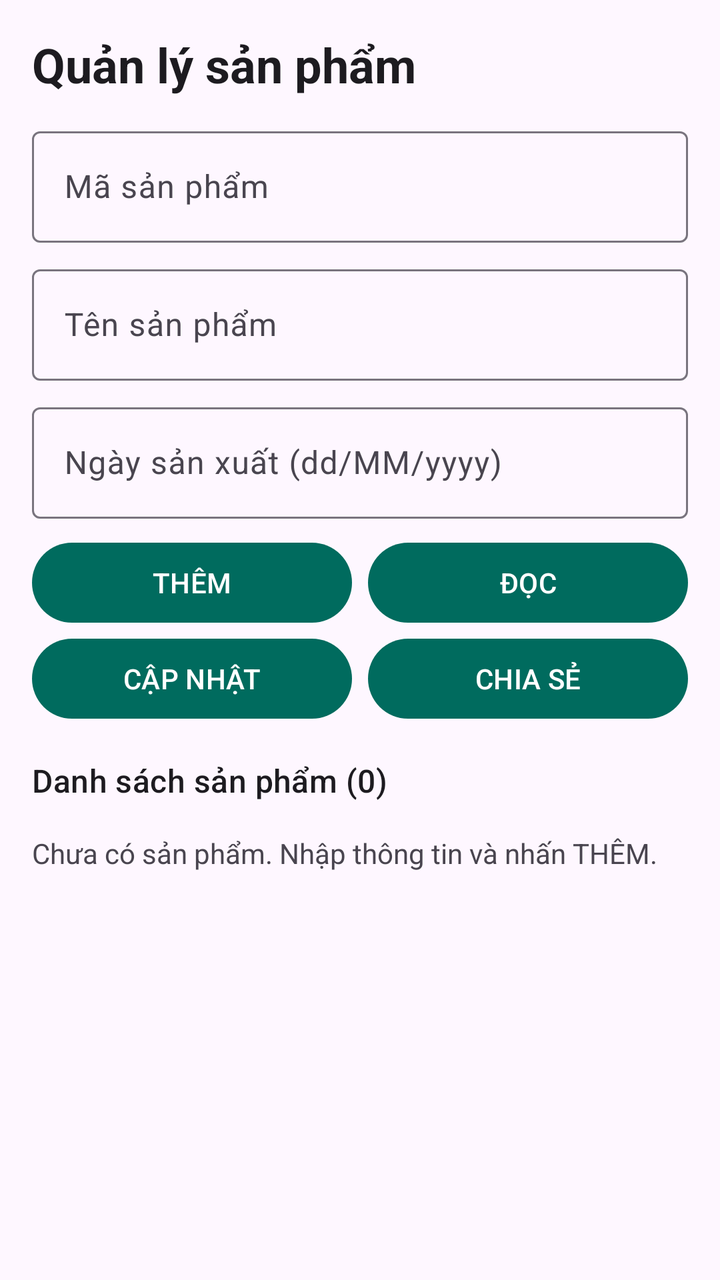
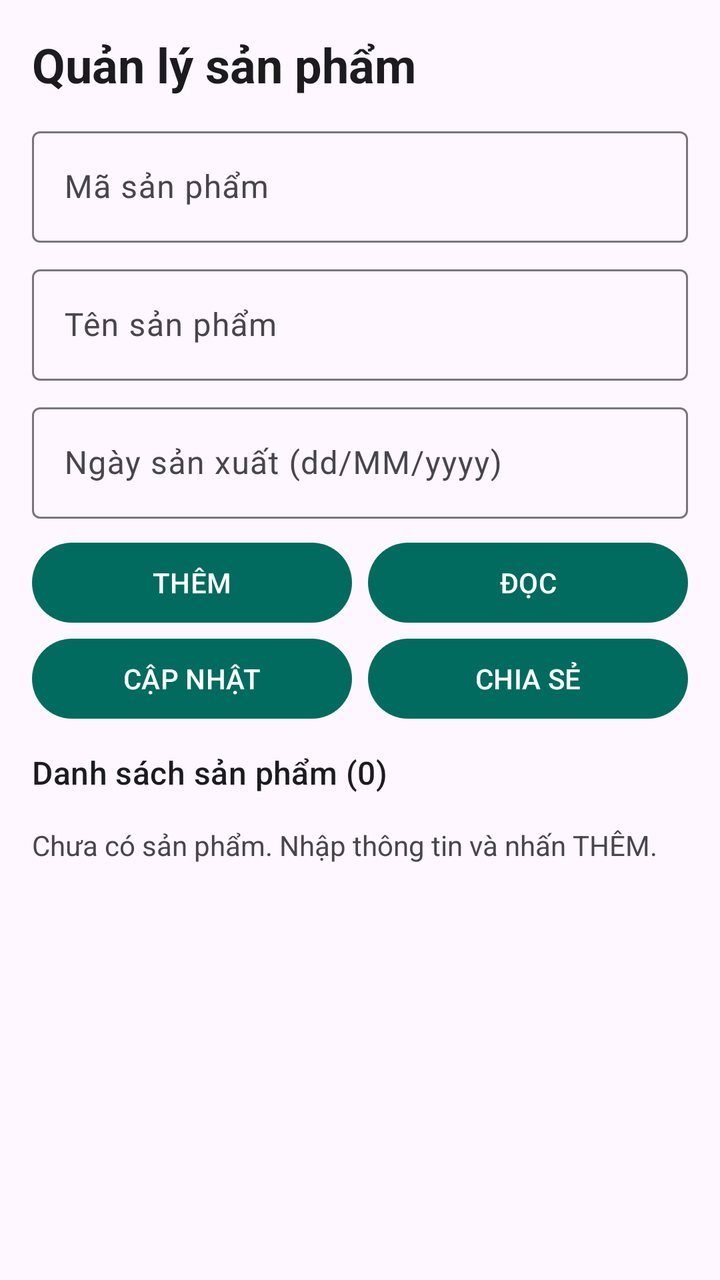

Two renders of the same Android screen: before a commit and after it. Below are the layout's source before the change and the commit's diff.
<!-- AndroidManifest.xml: application theme Theme.TX2 -->
<!-- res/layout/activity_main.xml -->
<?xml version="1.0" encoding="utf-8"?>
<LinearLayout xmlns:android="http://schemas.android.com/apk/res/android"
    android:id="@+id/main" android:layout_width="match_parent" android:layout_height="match_parent"
    android:orientation="vertical">
    <ScrollView android:layout_width="match_parent" android:layout_height="wrap_content"
        android:layout_gravity="top" android:fillViewport="true">
        <LinearLayout android:layout_width="match_parent" android:layout_height="wrap_content"
            android:orientation="vertical" android:padding="16dp">
            <TextView android:layout_width="match_parent" android:layout_height="wrap_content"
                android:text="Quản lý sản phẩm" android:textAppearance="?attr/textAppearanceHeadlineSmall"
                android:textStyle="bold" android:layout_marginBottom="12dp" />
            <com.google.android.material.textfield.TextInputLayout
                android:layout_width="match_parent" android:layout_height="wrap_content"
                android:hint="Mã sản phẩm">
                <com.google.android.material.textfield.TextInputEditText
                    android:id="@+id/edt_code" android:layout_width="match_parent"
                    android:layout_height="wrap_content" android:inputType="text"
                    android:maxLines="1" android:singleLine="true" />
            </com.google.android.material.textfield.TextInputLayout>
            <com.google.android.material.textfield.TextInputLayout
                android:layout_width="match_parent" android:layout_height="wrap_content"
                android:layout_marginTop="8dp" android:hint="Tên sản phẩm">
                <com.google.android.material.textfield.TextInputEditText
                    android:id="@+id/edt_name" android:layout_width="match_parent"
                    android:layout_height="wrap_content" android:inputType="textCapSentences"
                    android:singleLine="true" />
            </com.google.android.material.textfield.TextInputLayout>
            <com.google.android.material.textfield.TextInputLayout
                android:layout_width="match_parent" android:layout_height="wrap_content"
                android:layout_marginTop="8dp" android:hint="Ngày sản xuất (dd/MM/yyyy)">
                <com.google.android.material.textfield.TextInputEditText
                    android:id="@+id/edt_production_date" android:layout_width="match_parent"
                    android:layout_height="wrap_content" android:inputType="date"
                    android:singleLine="true" />
            </com.google.android.material.textfield.TextInputLayout>
            <LinearLayout android:layout_width="match_parent" android:layout_height="wrap_content"
                android:layout_marginTop="8dp" android:orientation="horizontal">
                <com.google.android.material.button.MaterialButton android:id="@+id/btn_add"
                    android:layout_width="0dp" android:layout_height="wrap_content"
                    android:layout_weight="1" android:layout_marginEnd="4dp" android:text="THÊM" />
                <com.google.android.material.button.MaterialButton android:id="@+id/btn_read"
                    android:layout_width="0dp" android:layout_height="wrap_content"
                    android:layout_weight="1" android:layout_marginStart="4dp" android:text="ĐỌC" />
            </LinearLayout>
            <LinearLayout android:layout_width="match_parent" android:layout_height="wrap_content"
                android:orientation="horizontal">
                <com.google.android.material.button.MaterialButton android:id="@+id/btn_update"
                    android:layout_width="0dp" android:layout_height="wrap_content"
                    android:layout_weight="1" android:layout_marginEnd="4dp" android:text="CẬP NHẬT" />
                <com.google.android.material.button.MaterialButton android:id="@+id/btn_share"
                    android:layout_width="0dp" android:layout_height="wrap_content"
                    android:layout_weight="1" android:layout_marginStart="4dp" android:text="CHIA SẺ" />
            </LinearLayout>
        </LinearLayout>
    </ScrollView>
    <TextView android:id="@+id/tv_count" android:layout_width="match_parent"
        android:layout_height="wrap_content" android:paddingHorizontal="16dp"
        android:text="Danh sách sản phẩm (0)" android:textAppearance="?attr/textAppearanceTitleMedium" />
    <TextView android:id="@+id/tv_empty" android:layout_width="match_parent"
        android:layout_height="wrap_content" android:padding="16dp"
        android:text="Chưa có sản phẩm. Nhập thông tin và nhấn THÊM." />
    <androidx.recyclerview.widget.RecyclerView android:id="@+id/rcv_products"
        android:layout_width="match_parent" android:layout_height="0dp"
        android:layout_weight="1" android:padding="12dp" android:clipToPadding="false" />
</LinearLayout>
<!-- resources referenced by this layout -->
<resources>
  <style name="Theme.TX2" parent="Theme.Material3.DayNight.NoActionBar"><item name="colorPrimary">#006B5E</item><item name="colorSecondary">#4A635D</item></style>
</resources>

<!-- the commit's change to res/layout/activity_main.xml (unified diff, before → after) -->
@@ -1,65 +1,153 @@
-<?xml version="1.0" encoding="utf-8"?>
-<LinearLayout xmlns:android="http://schemas.android.com/apk/res/android"
-    android:id="@+id/main" android:layout_width="match_parent" android:layout_height="match_parent"
-    android:orientation="vertical">
-    <ScrollView android:layout_width="match_parent" android:layout_height="wrap_content"
-        android:layout_gravity="top" android:fillViewport="true">
-        <LinearLayout android:layout_width="match_parent" android:layout_height="wrap_content"
-            android:orientation="vertical" android:padding="16dp">
-            <TextView android:layout_width="match_parent" android:layout_height="wrap_content"
-                android:text="Quản lý sản phẩm" android:textAppearance="?attr/textAppearanceHeadlineSmall"
-                android:textStyle="bold" android:layout_marginBottom="12dp" />
-            <com.google.android.material.textfield.TextInputLayout
-                android:layout_width="match_parent" android:layout_height="wrap_content"
-                android:hint="Mã sản phẩm">
-                <com.google.android.material.textfield.TextInputEditText
-                    android:id="@+id/edt_code" android:layout_width="match_parent"
-                    android:layout_height="wrap_content" android:inputType="text"
-                    android:maxLines="1" android:singleLine="true" />
-            </com.google.android.material.textfield.TextInputLayout>
-            <com.google.android.material.textfield.TextInputLayout
-                android:layout_width="match_parent" android:layout_height="wrap_content"
-                android:layout_marginTop="8dp" android:hint="Tên sản phẩm">
-                <com.google.android.material.textfield.TextInputEditText
-                    android:id="@+id/edt_name" android:layout_width="match_parent"
-                    android:layout_height="wrap_content" android:inputType="textCapSentences"
-                    android:singleLine="true" />
-            </com.google.android.material.textfield.TextInputLayout>
-            <com.google.android.material.textfield.TextInputLayout
-                android:layout_width="match_parent" android:layout_height="wrap_content"
-                android:layout_marginTop="8dp" android:hint="Ngày sản xuất (dd/MM/yyyy)">
-                <com.google.android.material.textfield.TextInputEditText
-                    android:id="@+id/edt_production_date" android:layout_width="match_parent"
-                    android:layout_height="wrap_content" android:inputType="date"
-                    android:singleLine="true" />
-            </com.google.android.material.textfield.TextInputLayout>
-            <LinearLayout android:layout_width="match_parent" android:layout_height="wrap_content"
-                android:layout_marginTop="8dp" android:orientation="horizontal">
-                <com.google.android.material.button.MaterialButton android:id="@+id/btn_add"
-                    android:layout_width="0dp" android:layout_height="wrap_content"
-                    android:layout_weight="1" android:layout_marginEnd="4dp" android:text="THÊM" />
-                <com.google.android.material.button.MaterialButton android:id="@+id/btn_read"
-                    android:layout_width="0dp" android:layout_height="wrap_content"
-                    android:layout_weight="1" android:layout_marginStart="4dp" android:text="ĐỌC" />
-            </LinearLayout>
-            <LinearLayout android:layout_width="match_parent" android:layout_height="wrap_content"
-                android:orientation="horizontal">
-                <com.google.android.material.button.MaterialButton android:id="@+id/btn_update"
-                    android:layout_width="0dp" android:layout_height="wrap_content"
-                    android:layout_weight="1" android:layout_marginEnd="4dp" android:text="CẬP NHẬT" />
-                <com.google.android.material.button.MaterialButton android:id="@+id/btn_share"
-                    android:layout_width="0dp" android:layout_height="wrap_content"
-                    android:layout_weight="1" android:layout_marginStart="4dp" android:text="CHIA SẺ" />
-            </LinearLayout>
-        </LinearLayout>
-    </ScrollView>
-    <TextView android:id="@+id/tv_count" android:layout_width="match_parent"
-        android:layout_height="wrap_content" android:paddingHorizontal="16dp"
-        android:text="Danh sách sản phẩm (0)" android:textAppearance="?attr/textAppearanceTitleMedium" />
-    <TextView android:id="@+id/tv_empty" android:layout_width="match_parent"
-        android:layout_height="wrap_content" android:padding="16dp"
-        android:text="Chưa có sản phẩm. Nhập thông tin và nhấn THÊM." />
-    <androidx.recyclerview.widget.RecyclerView android:id="@+id/rcv_products"
-        android:layout_width="match_parent" android:layout_height="0dp"
-        android:layout_weight="1" android:padding="12dp" android:clipToPadding="false" />
-</LinearLayout>
+﻿<?xml version="1.0" encoding="utf-8"?>
+<androidx.constraintlayout.widget.ConstraintLayout xmlns:android="http://schemas.android.com/apk/res/android"
+    xmlns:app="http://schemas.android.com/apk/res-auto"
+    android:id="@+id/main"
+    android:layout_width="match_parent"
+    android:layout_height="match_parent">
+
+    <TextView
+        android:id="@+id/tv_title"
+        android:layout_width="0dp"
+        android:layout_height="wrap_content"
+        android:layout_marginHorizontal="16dp"
+        android:layout_marginTop="16dp"
+        android:text="Quản lý sản phẩm"
+        android:textAppearance="?attr/textAppearanceHeadlineSmall"
+        android:textStyle="bold"
+        app:layout_constraintStart_toStartOf="parent"
+        app:layout_constraintEnd_toEndOf="parent"
+        app:layout_constraintTop_toTopOf="parent" />
+
+    <com.google.android.material.textfield.TextInputLayout
+        android:id="@+id/til_code"
+        android:layout_width="0dp"
+        android:layout_height="wrap_content"
+        android:layout_marginHorizontal="16dp"
+        android:layout_marginTop="12dp"
+        android:hint="Mã sản phẩm"
+        app:layout_constraintStart_toStartOf="parent"
+        app:layout_constraintEnd_toEndOf="parent"
+        app:layout_constraintTop_toBottomOf="@id/tv_title">
+        <com.google.android.material.textfield.TextInputEditText
+            android:id="@+id/edt_code"
+            android:layout_width="match_parent"
+            android:layout_height="wrap_content"
+            android:inputType="text"
+            android:singleLine="true" />
+    </com.google.android.material.textfield.TextInputLayout>
+
+    <com.google.android.material.textfield.TextInputLayout
+        android:id="@+id/til_name"
+        android:layout_width="0dp"
+        android:layout_height="wrap_content"
+        android:layout_marginHorizontal="16dp"
+        android:layout_marginTop="8dp"
+        android:hint="Tên sản phẩm"
+        app:layout_constraintStart_toStartOf="parent"
+        app:layout_constraintEnd_toEndOf="parent"
+        app:layout_constraintTop_toBottomOf="@id/til_code">
+        <com.google.android.material.textfield.TextInputEditText
+            android:id="@+id/edt_name"
+            android:layout_width="match_parent"
+            android:layout_height="wrap_content"
+            android:inputType="textCapSentences"
+            android:singleLine="true" />
+    </com.google.android.material.textfield.TextInputLayout>
+
+    <com.google.android.material.textfield.TextInputLayout
+        android:id="@+id/til_production_date"
+        android:layout_width="0dp"
+        android:layout_height="wrap_content"
+        android:layout_marginHorizontal="16dp"
+        android:layout_marginTop="8dp"
+        android:hint="Ngày sản xuất (dd/MM/yyyy)"
+        app:layout_constraintStart_toStartOf="parent"
+        app:layout_constraintEnd_toEndOf="parent"
+        app:layout_constraintTop_toBottomOf="@id/til_name">
+        <com.google.android.material.textfield.TextInputEditText
+            android:id="@+id/edt_production_date"
+            android:layout_width="match_parent"
+            android:layout_height="wrap_content"
+            android:inputType="date"
+            android:singleLine="true" />
+    </com.google.android.material.textfield.TextInputLayout>
+
+    <com.google.android.material.button.MaterialButton
+        android:id="@+id/btn_add"
+        android:layout_width="0dp"
+        android:layout_height="wrap_content"
+        android:layout_marginStart="16dp"
+        android:layout_marginEnd="4dp"
+        android:layout_marginTop="8dp"
+        android:text="THÊM"
+        app:layout_constraintStart_toStartOf="parent"
+        app:layout_constraintEnd_toStartOf="@id/btn_read"
+        app:layout_constraintTop_toBottomOf="@id/til_production_date" />
+    <com.google.android.material.button.MaterialButton
+        android:id="@+id/btn_read"
+        android:layout_width="0dp"
+        android:layout_height="wrap_content"
+        android:layout_marginStart="4dp"
+        android:layout_marginEnd="16dp"
+        android:text="ĐỌC"
+        app:layout_constraintStart_toEndOf="@id/btn_add"
+        app:layout_constraintEnd_toEndOf="parent"
+        app:layout_constraintTop_toTopOf="@id/btn_add" />
+    <com.google.android.material.button.MaterialButton
+        android:id="@+id/btn_update"
+        android:layout_width="0dp"
+        android:layout_height="wrap_content"
+        android:layout_marginStart="16dp"
+        android:layout_marginEnd="4dp"
+        android:text="CẬP NHẬT"
+        app:layout_constraintStart_toStartOf="parent"
+        app:layout_constraintEnd_toStartOf="@id/btn_share"
+        app:layout_constraintTop_toBottomOf="@id/btn_add" />
+    <com.google.android.material.button.MaterialButton
+        android:id="@+id/btn_share"
+        android:layout_width="0dp"
+        android:layout_height="wrap_content"
+        android:layout_marginStart="4dp"
+        android:layout_marginEnd="16dp"
+        android:text="CHIA SẺ"
+        app:layout_constraintStart_toEndOf="@id/btn_update"
+        app:layout_constraintEnd_toEndOf="parent"
+        app:layout_constraintTop_toTopOf="@id/btn_update" />
+
+    <androidx.constraintlayout.widget.Barrier
+        android:id="@+id/buttons_bottom"
+        android:layout_width="wrap_content"
+        android:layout_height="wrap_content"
+        app:barrierDirection="bottom"
+        app:constraint_referenced_ids="btn_update,btn_share" />
+    <TextView
+        android:id="@+id/tv_count"
+        android:layout_width="0dp"
+        android:layout_height="wrap_content"
+        android:layout_marginHorizontal="16dp"
+        android:layout_marginTop="12dp"
+        android:text="Danh sách sản phẩm (0)"
+        android:textAppearance="?attr/textAppearanceTitleMedium"
+        app:layout_constraintStart_toStartOf="parent"
+        app:layout_constraintEnd_toEndOf="parent"
+        app:layout_constraintTop_toBottomOf="@id/buttons_bottom" />
+    <TextView
+        android:id="@+id/tv_empty"
+        android:layout_width="0dp"
+        android:layout_height="wrap_content"
+        android:padding="16dp"
+        android:text="Chưa có sản phẩm. Nhập thông tin và nhấn THÊM."
+        app:layout_constraintStart_toStartOf="parent"
+        app:layout_constraintEnd_toEndOf="parent"
+        app:layout_constraintTop_toBottomOf="@id/tv_count" />
+    <androidx.recyclerview.widget.RecyclerView
+        android:id="@+id/rcv_products"
+        android:layout_width="0dp"
+        android:layout_height="0dp"
+        android:padding="12dp"
+        android:clipToPadding="false"
+        app:layout_constraintStart_toStartOf="parent"
+        app:layout_constraintEnd_toEndOf="parent"
+        app:layout_constraintTop_toBottomOf="@id/tv_empty"
+        app:layout_constraintBottom_toBottomOf="parent" />
+</androidx.constraintlayout.widget.ConstraintLayout>
